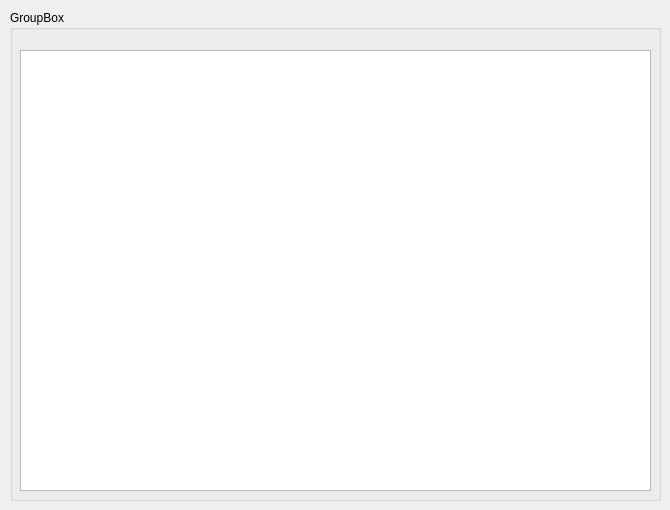
The window that Software/View/forms/frame_widget.ui (mathbarc/multiview-futtracker) describes before a commit, drawn with Qt 5.
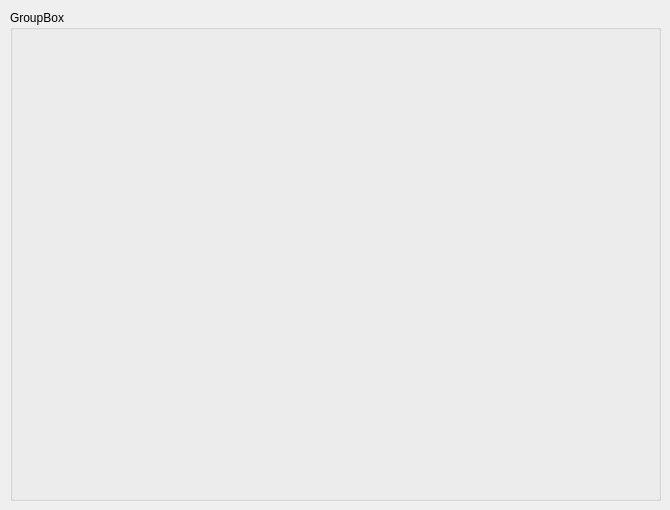
The same window after the commit.

Patch:
```diff
--- a/Software/View/forms/frame_widget.ui
+++ b/Software/View/forms/frame_widget.ui
@@ -25,15 +25,27 @@
    <property name="title">
     <string>GroupBox</string>
    </property>
-   <widget class="QGraphicsView" name="graphicsView">
+   <widget class="QLabel" name="label_frame">
     <property name="geometry">
      <rect>
       <x>10</x>
-      <y>40</y>
+      <y>20</y>
       <width>631</width>
-      <height>441</height>
+      <height>461</height>
      </rect>
     </property>
+    <property name="sizePolicy">
+     <sizepolicy hsizetype="Fixed" vsizetype="Fixed">
+      <horstretch>0</horstretch>
+      <verstretch>0</verstretch>
+     </sizepolicy>
+    </property>
+    <property name="text">
+     <string/>
+    </property>
+    <property name="scaledContents">
+     <bool>true</bool>
+    </property>
    </widget>
   </widget>
  </widget>
```
